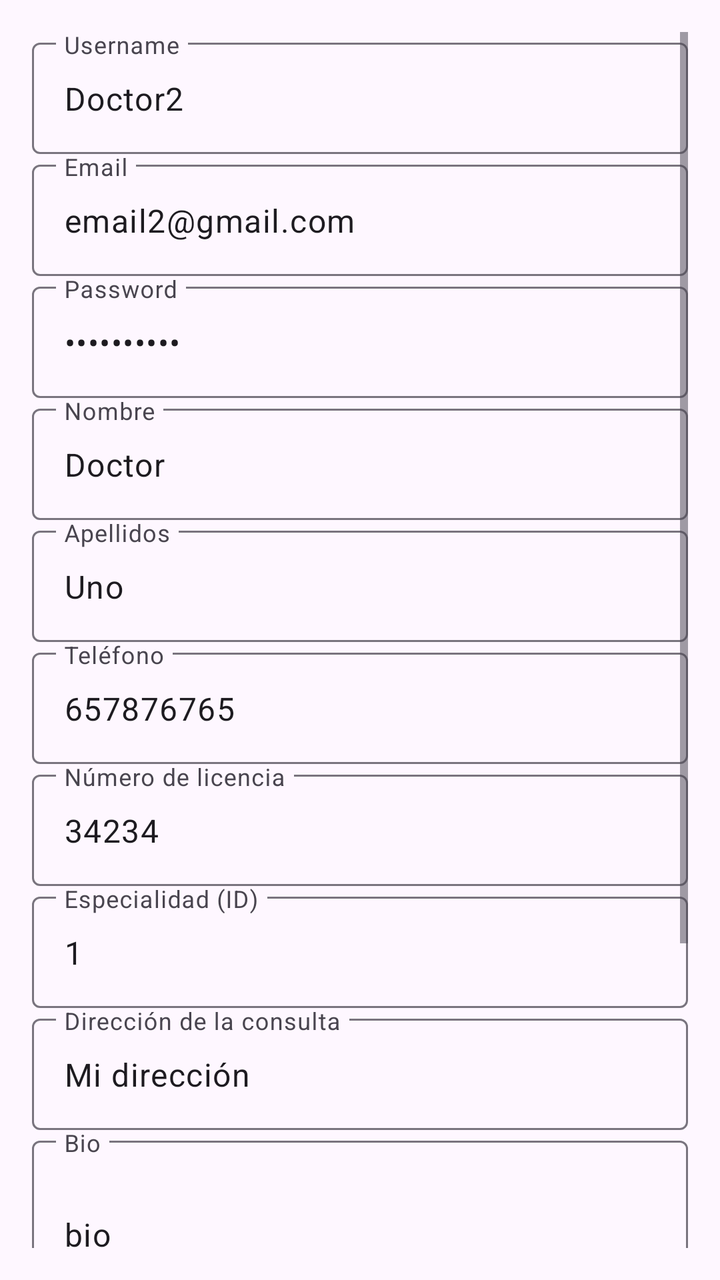
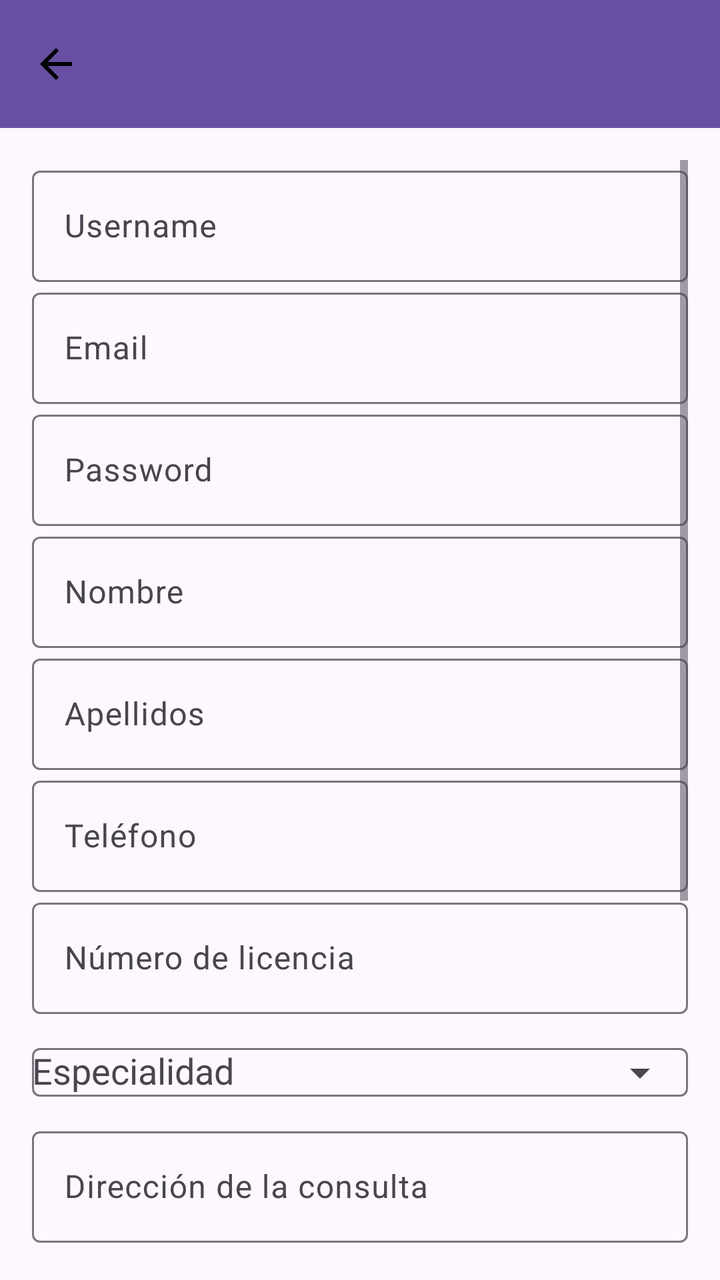

An Android layout rendered at two revisions. The XML below is the earlier revision; the diff shows what the commit changed to produce the second picture.
<!-- AndroidManifest.xml: application theme Theme.AppMedicosCarlos -->
<!-- res/layout/activity_create_doctor.xml -->
<?xml version="1.0" encoding="utf-8"?>
<ScrollView xmlns:android="http://schemas.android.com/apk/res/android"
    xmlns:app="http://schemas.android.com/apk/res-auto"
    android:layout_width="match_parent"
    android:layout_height="match_parent"
    android:padding="16dp">

    <LinearLayout
        android:orientation="vertical"
        android:layout_width="match_parent"
        android:layout_height="wrap_content">

        <com.google.android.material.textfield.TextInputLayout
            android:layout_width="match_parent"
            android:layout_height="wrap_content"
            android:hint="Username">

            <com.google.android.material.textfield.TextInputEditText
                android:id="@+id/inputUsername"
                android:layout_width="match_parent"
                android:layout_height="wrap_content"
                android:text="Doctor2"/>
        </com.google.android.material.textfield.TextInputLayout>

        <com.google.android.material.textfield.TextInputLayout
            android:layout_width="match_parent"
            android:layout_height="wrap_content"
            android:hint="Email">

            <com.google.android.material.textfield.TextInputEditText
                android:id="@+id/inputEmail"
                android:layout_width="match_parent"
                android:layout_height="wrap_content"
                android:inputType="textEmailAddress"
                android:text="email2@gmail.com"/>
        </com.google.android.material.textfield.TextInputLayout>

        <com.google.android.material.textfield.TextInputLayout
            android:layout_width="match_parent"
            android:layout_height="wrap_content"
            android:hint="Password">

            <com.google.android.material.textfield.TextInputEditText
                android:id="@+id/inputPassword"
                android:layout_width="match_parent"
                android:layout_height="wrap_content"
                android:inputType="textPassword"
                android:text="MiPassword"/>
        </com.google.android.material.textfield.TextInputLayout>

        <com.google.android.material.textfield.TextInputLayout
            android:layout_width="match_parent"
            android:layout_height="wrap_content"
            android:hint="Nombre">

            <com.google.android.material.textfield.TextInputEditText
                android:id="@+id/inputFirstName"
                android:layout_width="match_parent"
                android:layout_height="wrap_content"
                android:text="Doctor"/>
        </com.google.android.material.textfield.TextInputLayout>

        <com.google.android.material.textfield.TextInputLayout
            android:layout_width="match_parent"
            android:layout_height="wrap_content"
            android:hint="Apellidos">

            <com.google.android.material.textfield.TextInputEditText
                android:id="@+id/inputLastName"
                android:layout_width="match_parent"
                android:layout_height="wrap_content"
                android:text="Uno"/>
        </com.google.android.material.textfield.TextInputLayout>

        <com.google.android.material.textfield.TextInputLayout
            android:layout_width="match_parent"
            android:layout_height="wrap_content"
            android:hint="Teléfono">

            <com.google.android.material.textfield.TextInputEditText
                android:id="@+id/inputPhone"
                android:layout_width="match_parent"
                android:layout_height="wrap_content"
                android:inputType="phone"
                android:text="657876765"/>
        </com.google.android.material.textfield.TextInputLayout>

        <com.google.android.material.textfield.TextInputLayout
            android:layout_width="match_parent"
            android:layout_height="wrap_content"
            android:hint="Número de licencia">

            <com.google.android.material.textfield.TextInputEditText
                android:id="@+id/inputLicense"
                android:layout_width="match_parent"
                android:layout_height="wrap_content"
                android:text="34234"/>
        </com.google.android.material.textfield.TextInputLayout>

        
        <com.google.android.material.textfield.TextInputLayout
            android:layout_width="match_parent"
            android:layout_height="wrap_content"
            android:hint="Especialidad (ID)">

            <com.google.android.material.textfield.TextInputEditText
                android:id="@+id/inputSpecialtyId"
                android:layout_width="match_parent"
                android:layout_height="wrap_content"
                android:inputType="number"
                android:text="1"/>
        </com.google.android.material.textfield.TextInputLayout>

        
        <ProgressBar
            android:id="@+id/progressBar"
            android:layout_width="wrap_content"
            android:layout_height="wrap_content"
            android:layout_gravity="center"
            android:visibility="gone"
            android:padding="12dp" />

        <com.google.android.material.textfield.TextInputLayout
            android:layout_width="match_parent"
            android:layout_height="wrap_content"
            android:hint="Dirección de la consulta">

            <com.google.android.material.textfield.TextInputEditText
                android:id="@+id/inputOfficeAddress"
                android:layout_width="match_parent"
                android:layout_height="wrap_content"
                android:text="Mi dirección"/>
        </com.google.android.material.textfield.TextInputLayout>

        <com.google.android.material.textfield.TextInputLayout
            android:layout_width="match_parent"
            android:layout_height="wrap_content"
            android:hint="Bio">

            <com.google.android.material.textfield.TextInputEditText
                android:id="@+id/inputBio"
                android:layout_width="match_parent"
                android:layout_height="wrap_content"
                android:inputType="textMultiLine"
                android:minLines="3"
                android:text="bio"/>
        </com.google.android.material.textfield.TextInputLayout>

        
        <com.google.android.material.textfield.TextInputLayout
            android:layout_width="match_parent"
            android:layout_height="wrap_content"
            android:hint="Latitud">

            <com.google.android.material.textfield.TextInputEditText
                android:id="@+id/inputLatitude"
                android:layout_width="match_parent"
                android:layout_height="wrap_content"
                android:inputType="numberDecimal" />
        </com.google.android.material.textfield.TextInputLayout>

        
        <com.google.android.material.textfield.TextInputLayout
            android:layout_width="match_parent"
            android:layout_height="wrap_content"
            android:hint="Longitud">

            <com.google.android.material.textfield.TextInputEditText
                android:id="@+id/inputLongitude"
                android:layout_width="match_parent"
                android:layout_height="wrap_content"
                android:inputType="numberDecimal" />
        </com.google.android.material.textfield.TextInputLayout>

        <Button
            android:id="@+id/btnCrearDoctor"
            android:layout_width="match_parent"
            android:layout_height="wrap_content"
            android:text="Crear Doctor"
            android:layout_marginTop="20dp"/>

    </LinearLayout>

</ScrollView>
<!-- resources referenced by this layout -->
<resources>
  <style name="Theme.AppMedicosCarlos" parent="Base.Theme.AppMedicosCarlos" />
  <style name="Base.Theme.AppMedicosCarlos" parent="Theme.Material3.DayNight.NoActionBar">
          
          
      </style>
</resources>

<!-- the commit's change to res/layout/activity_create_doctor.xml (unified diff, before → after) -->
@@ -1,184 +1,189 @@
 <?xml version="1.0" encoding="utf-8"?>
-<ScrollView xmlns:android="http://schemas.android.com/apk/res/android"
+<LinearLayout xmlns:android="http://schemas.android.com/apk/res/android"
     xmlns:app="http://schemas.android.com/apk/res-auto"
+    android:orientation="vertical"
     android:layout_width="match_parent"
-    android:layout_height="match_parent"
-    android:padding="16dp">
+    android:layout_height="match_parent">
 
-    <LinearLayout
-        android:orientation="vertical"
+    <com.google.android.material.appbar.MaterialToolbar
+        android:id="@+id/topAppBar"
         android:layout_width="match_parent"
-        android:layout_height="wrap_content">
+        android:layout_height="wrap_content"
+        android:background="?attr/colorPrimary"
+        android:title="Editar Doctor"
+        android:titleTextColor="@android:color/white"
+        app:navigationIcon="@drawable/ic_arrow_back" />
 
-        <com.google.android.material.textfield.TextInputLayout
+    <ScrollView
+        android:layout_width="match_parent"
+        android:layout_height="match_parent"
+        android:padding="16dp">
+
+        <LinearLayout
+            android:orientation="vertical"
             android:layout_width="match_parent"
-            android:layout_height="wrap_content"
-            android:hint="Username">
+            android:layout_height="wrap_content">
 
-            <com.google.android.material.textfield.TextInputEditText
-                android:id="@+id/inputUsername"
+            <com.google.android.material.textfield.TextInputLayout
                 android:layout_width="match_parent"
                 android:layout_height="wrap_content"
-                android:text="Doctor2"/>
-        </com.google.android.material.textfield.TextInputLayout>
+                android:hint="Username">
 
-        <com.google.android.material.textfield.TextInputLayout
-            android:layout_width="match_parent"
-            android:layout_height="wrap_content"
-            android:hint="Email">
+                <com.google.android.material.textfield.TextInputEditText
+                    android:id="@+id/inputUsername"
+                    android:layout_width="match_parent"
+                    android:layout_height="wrap_content" />
+            </com.google.android.material.textfield.TextInputLayout>
 
-            <com.google.android.material.textfield.TextInputEditText
-                android:id="@+id/inputEmail"
+            <com.google.android.material.textfield.TextInputLayout
                 android:layout_width="match_parent"
                 android:layout_height="wrap_content"
-                android:inputType="textEmailAddress"
-                android:text="email2@gmail.com"/>
-        </com.google.android.material.textfield.TextInputLayout>
+                android:hint="Email">
 
-        <com.google.android.material.textfield.TextInputLayout
-            android:layout_width="match_parent"
-            android:layout_height="wrap_content"
-            android:hint="Password">
+                <com.google.android.material.textfield.TextInputEditText
+                    android:id="@+id/inputEmail"
+                    android:layout_width="match_parent"
+                    android:layout_height="wrap_content"
+                    android:inputType="textEmailAddress" />
+            </com.google.android.material.textfield.TextInputLayout>
 
-            <com.google.android.material.textfield.TextInputEditText
-                android:id="@+id/inputPassword"
+            <com.google.android.material.textfield.TextInputLayout
                 android:layout_width="match_parent"
                 android:layout_height="wrap_content"
-                android:inputType="textPassword"
-                android:text="MiPassword"/>
-        </com.google.android.material.textfield.TextInputLayout>
+                android:hint="Password">
 
-        <com.google.android.material.textfield.TextInputLayout
-            android:layout_width="match_parent"
-            android:layout_height="wrap_content"
-            android:hint="Nombre">
+                <com.google.android.material.textfield.TextInputEditText
+                    android:id="@+id/inputPassword"
+                    android:layout_width="match_parent"
+                    android:layout_height="wrap_content"
+                    android:inputType="textPassword" />
+            </com.google.android.material.textfield.TextInputLayout>
 
-            <com.google.android.material.textfield.TextInputEditText
-                android:id="@+id/inputFirstName"
+            <com.google.android.material.textfield.TextInputLayout
                 android:layout_width="match_parent"
                 android:layout_height="wrap_content"
-                android:text="Doctor"/>
-        </com.google.android.material.textfield.TextInputLayout>
+                android:hint="Nombre">
 
-        <com.google.android.material.textfield.TextInputLayout
-            android:layout_width="match_parent"
-            android:layout_height="wrap_content"
-            android:hint="Apellidos">
+                <com.google.android.material.textfield.TextInputEditText
+                    android:id="@+id/inputFirstName"
+                    android:layout_width="match_parent"
+                    android:layout_height="wrap_content" />
+            </com.google.android.material.textfield.TextInputLayout>
 
-            <com.google.android.material.textfield.TextInputEditText
-                android:id="@+id/inputLastName"
+            <com.google.android.material.textfield.TextInputLayout
                 android:layout_width="match_parent"
                 android:layout_height="wrap_content"
-                android:text="Uno"/>
-        </com.google.android.material.textfield.TextInputLayout>
+                android:hint="Apellidos">
 
-        <com.google.android.material.textfield.TextInputLayout
-            android:layout_width="match_parent"
-            android:layout_height="wrap_content"
-            android:hint="Teléfono">
+                <com.google.android.material.textfield.TextInputEditText
+                    android:id="@+id/inputLastName"
+                    android:layout_width="match_parent"
+                    android:layout_height="wrap_content" />
+            </com.google.android.material.textfield.TextInputLayout>
 
-            <com.google.android.material.textfield.TextInputEditText
-                android:id="@+id/inputPhone"
+            <com.google.android.material.textfield.TextInputLayout
                 android:layout_width="match_parent"
                 android:layout_height="wrap_content"
-                android:inputType="phone"
-                android:text="657876765"/>
-        </com.google.android.material.textfield.TextInputLayout>
+                android:hint="Teléfono">
 
-        <com.google.android.material.textfield.TextInputLayout
-            android:layout_width="match_parent"
-            android:layout_height="wrap_content"
-            android:hint="Número de licencia">
+                <com.google.android.material.textfield.TextInputEditText
+                    android:id="@+id/inputPhone"
+                    android:layout_width="match_parent"
+                    android:layout_height="wrap_content"
+                    android:inputType="phone" />
+            </com.google.android.material.textfield.TextInputLayout>
 
-            <com.google.android.material.textfield.TextInputEditText
-                android:id="@+id/inputLicense"
+            <com.google.android.material.textfield.TextInputLayout
                 android:layout_width="match_parent"
                 android:layout_height="wrap_content"
-                android:text="34234"/>
-        </com.google.android.material.textfield.TextInputLayout>
+                android:hint="Número de licencia">
 
-        
-        <com.google.android.material.textfield.TextInputLayout
-            android:layout_width="match_parent"
-            android:layout_height="wrap_content"
-            android:hint="Especialidad (ID)">
+                <com.google.android.material.textfield.TextInputEditText
+                    android:id="@+id/inputLicense"
+                    android:layout_width="match_parent"
+                    android:layout_height="wrap_content" />
+            </com.google.android.material.textfield.TextInputLayout>
 
-            <com.google.android.material.textfield.TextInputEditText
-                android:id="@+id/inputSpecialtyId"
+            <com.google.android.material.textfield.TextInputLayout
                 android:layout_width="match_parent"
                 android:layout_height="wrap_content"
-                android:inputType="number"
-                android:text="1"/>
-        </com.google.android.material.textfield.TextInputLayout>
+                android:hint="Especialidad"
+                app:endIconMode="dropdown_menu">
 
-        
-        <ProgressBar
-            android:id="@+id/progressBar"
-            android:layout_width="wrap_content"
-            android:layout_height="wrap_content"
-            android:layout_gravity="center"
-            android:visibility="gone"
-            android:padding="12dp" />
+                <com.google.android.material.textfield.MaterialAutoCompleteTextView
+                    android:id="@+id/dropdownSpecialty"
+                    android:layout_width="match_parent"
+                    android:layout_height="wrap_content"
+                    android:inputType="none"
+                    android:focusable="false"
+                    android:cursorVisible="false" />
+            </com.google.android.material.textfield.TextInputLayout>
 
-        <com.google.android.material.textfield.TextInputLayout
-            android:layout_width="match_parent"
-            android:layout_height="wrap_content"
-            android:hint="Dirección de la consulta">
+            <ProgressBar
+                android:id="@+id/progressBar"
+                android:layout_width="wrap_content"
+                android:layout_height="wrap_content"
+                android:layout_gravity="center"
+                android:visibility="gone"
+                android:padding="12dp" />
 
-            <com.google.android.material.textfield.TextInputEditText
-                android:id="@+id/inputOfficeAddress"
+            <com.google.android.material.textfield.TextInputLayout
                 android:layout_width="match_parent"
                 android:layout_height="wrap_content"
-                android:text="Mi dirección"/>
-        </com.google.android.material.textfield.TextInputLayout>
+                android:hint="Dirección de la consulta">
 
-        <com.google.android.material.textfield.TextInputLayout
-            android:layout_width="match_parent"
-            android:layout_height="wrap_content"
-            android:hint="Bio">
+                <com.google.android.material.textfield.TextInputEditText
+                    android:id="@+id/inputOfficeAddress"
+                    android:layout_width="match_parent"
+                    android:layout_height="wrap_content" />
+            </com.google.android.material.textfield.TextInputLayout>
 
-            <com.google.android.material.textfield.TextInputEditText
-                android:id="@+id/inputBio"
+            <com.google.android.material.textfield.TextInputLayout
                 android:layout_width="match_parent"
                 android:layout_height="wrap_content"
-                android:inputType="textMultiLine"
-                android:minLines="3"
-                android:text="bio"/>
-        </com.google.android.material.textfield.TextInputLayout>
+                android:hint="Bio">
 
-        
-        <com.google.android.material.textfield.TextInputLayout
-            android:layout_width="match_parent"
-            android:layout_height="wrap_content"
-            android:hint="Latitud">
+                <com.google.android.material.textfield.TextInputEditText
+                    android:id="@+id/inputBio"
+                    android:layout_width="match_parent"
+                    android:layout_height="wrap_content"
+                    android:inputType="textMultiLine"
+                    android:minLines="3" />
+            </com.google.android.material.textfield.TextInputLayout>
 
-            <com.google.android.material.textfield.TextInputEditText
-                android:id="@+id/inputLatitude"
+            <com.google.android.material.textfield.TextInputLayout
                 android:layout_width="match_parent"
                 android:layout_height="wrap_content"
-                android:inputType="numberDecimal" />
-        </com.google.android.material.textfield.TextInputLayout>
+                android:hint="Latitud">
 
-        
-        <com.google.android.material.textfield.TextInputLayout
-            android:layout_width="match_parent"
-            android:layout_height="wrap_content"
-            android:hint="Longitud">
+                <com.google.android.material.textfield.TextInputEditText
+                    android:id="@+id/inputLatitude"
+                    android:layout_width="match_parent"
+                    android:layout_height="wrap_content"
+                    android:inputType="numberDecimal" />
+            </com.google.android.material.textfield.TextInputLayout>
 
-            <com.google.android.material.textfield.TextInputEditText
-                android:id="@+id/inputLongitude"
+            <com.google.android.material.textfield.TextInputLayout
                 android:layout_width="match_parent"
                 android:layout_height="wrap_content"
-                android:inputType="numberDecimal" />
-        </com.google.android.material.textfield.TextInputLayout>
+                android:hint="Longitud">
 
-        <Button
-            android:id="@+id/btnCrearDoctor"
-            android:layout_width="match_parent"
-            android:layout_height="wrap_content"
-            android:text="Crear Doctor"
-            android:layout_marginTop="20dp"/>
+                <com.google.android.material.textfield.TextInputEditText
+                    android:id="@+id/inputLongitude"
+                    android:layout_width="match_parent"
+                    android:layout_height="wrap_content"
+                    android:inputType="numberDecimal" />
+            </com.google.android.material.textfield.TextInputLayout>
 
-    </LinearLayout>
+            <Button
+                android:id="@+id/btnCrearDoctor"
+                android:layout_width="match_parent"
+                android:layout_height="wrap_content"
+                android:text="Crear Doctor"
+                android:layout_marginTop="20dp"/>
 
-</ScrollView>
+        </LinearLayout>
+
+    </ScrollView>
+
+</LinearLayout>
<!-- resource entries referenced after the edit -->
@@ -1,5 +1,16 @@
 <!-- resources referenced by this layout -->
 <resources>
+  <!-- drawable ic_arrow_back (drawable) -->
+  <vector xmlns:android="http://schemas.android.com/apk/res/android"
+      android:width="24dp"
+      android:height="24dp"
+      android:viewportWidth="24"
+      android:viewportHeight="24">
+  
+      <path
+          android:fillColor="@android:color/black"
+          android:pathData="M20,11H7.83l5.59,-5.59L12,4l-8,8 8,8 1.41,-1.41L7.83,13H20v-2z"/>
+  </vector>
   <style name="Theme.AppMedicosCarlos" parent="Base.Theme.AppMedicosCarlos" />
   <style name="Base.Theme.AppMedicosCarlos" parent="Theme.Material3.DayNight.NoActionBar">
           
